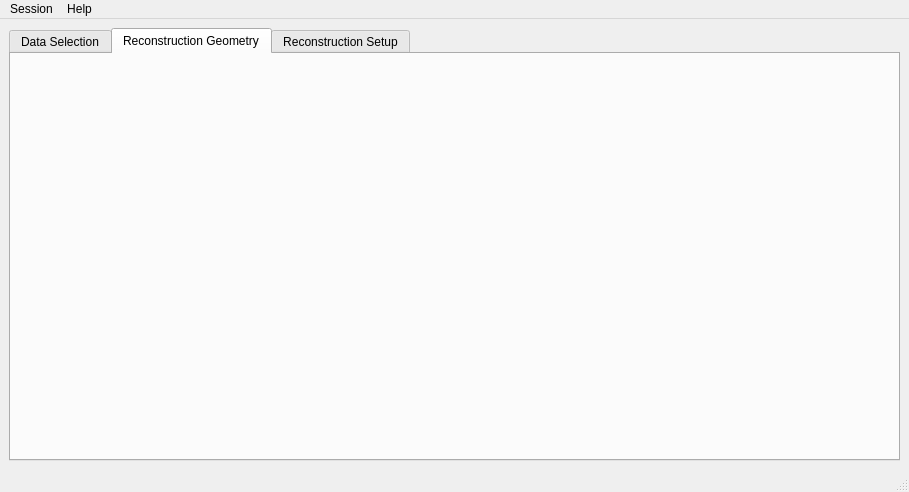
This is src/ui/main_application.ui in ornlneutronimaging/pyMBIR_UI as Qt 5 draws it before an edit. The edited form follows.
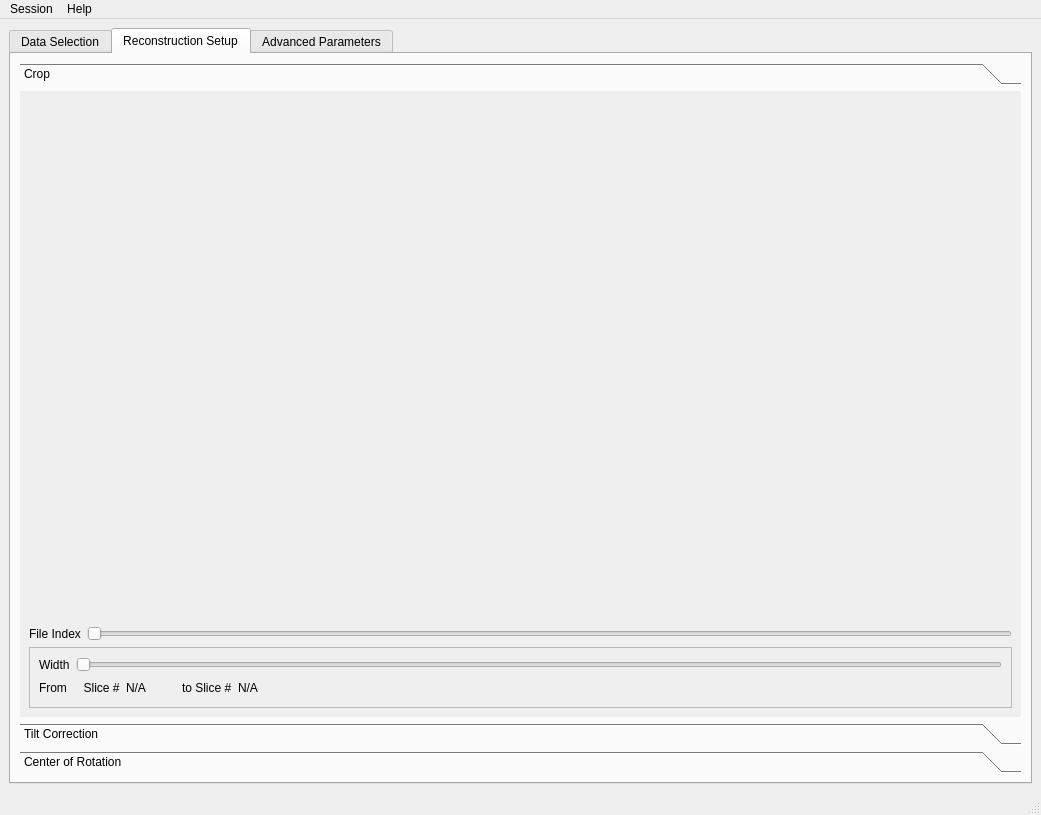
This is the edited form. The open tabs and pages were chosen to show the change. Icons and pictures are not drawn.

The edit to the form file:
```diff
--- a/src/ui/main_application.ui
+++ b/src/ui/main_application.ui
@@ -6,8 +6,8 @@
    <rect>
     <x>0</x>
     <y>0</y>
-    <width>909</width>
-    <height>492</height>
+    <width>1041</width>
+    <height>815</height>
    </rect>
   </property>
   <property name="windowTitle">
@@ -175,13 +175,202 @@
       </widget>
       <widget class="QWidget" name="tab_2">
        <attribute name="title">
-        <string>Reconstruction Geometry</string>
-       </attribute>
-      </widget>
-      <widget class="QWidget" name="tab_3">
-       <attribute name="title">
         <string>Reconstruction Setup</string>
        </attribute>
+       <layout class="QVBoxLayout" name="verticalLayout_6">
+        <item>
+         <widget class="QToolBox" name="toolBox">
+          <property name="currentIndex">
+           <number>0</number>
+          </property>
+          <widget class="QWidget" name="page">
+           <property name="geometry">
+            <rect>
+             <x>0</x>
+             <y>0</y>
+             <width>971</width>
+             <height>589</height>
+            </rect>
+           </property>
+           <attribute name="label">
+            <string>Crop</string>
+           </attribute>
+           <layout class="QVBoxLayout" name="verticalLayout_4">
+            <item>
+             <widget class="QWidget" name="crop_widget" native="true">
+              <property name="sizePolicy">
+               <sizepolicy hsizetype="Preferred" vsizetype="Expanding">
+                <horstretch>0</horstretch>
+                <verstretch>0</verstretch>
+               </sizepolicy>
+              </property>
+             </widget>
+            </item>
+            <item>
+             <layout class="QHBoxLayout" name="horizontalLayout_2">
+              <item>
+               <widget class="QLabel" name="label_5">
+                <property name="text">
+                 <string>File Index</string>
+                </property>
+               </widget>
+              </item>
+              <item>
+               <widget class="QSlider" name="crop_file_index_horizontalSlider">
+                <property name="orientation">
+                 <enum>Qt::Horizontal</enum>
+                </property>
+               </widget>
+              </item>
+             </layout>
+            </item>
+            <item>
+             <widget class="QFrame" name="frame">
+              <property name="frameShape">
+               <enum>QFrame::StyledPanel</enum>
+              </property>
+              <property name="frameShadow">
+               <enum>QFrame::Raised</enum>
+              </property>
+              <layout class="QVBoxLayout" name="verticalLayout_5">
+               <item>
+                <layout class="QHBoxLayout" name="horizontalLayout_3">
+                 <item>
+                  <widget class="QLabel" name="label_6">
+                   <property name="text">
+                    <string>Width</string>
+                   </property>
+                  </widget>
+                 </item>
+                 <item>
+                  <widget class="QSlider" name="crop_width_horizontalSlider">
+                   <property name="orientation">
+                    <enum>Qt::Horizontal</enum>
+                   </property>
+                  </widget>
+                 </item>
+                </layout>
+               </item>
+               <item>
+                <layout class="QHBoxLayout" name="horizontalLayout_4">
+                 <item>
+                  <widget class="QLabel" name="label_7">
+                   <property name="maximumSize">
+                    <size>
+                     <width>100</width>
+                     <height>16777215</height>
+                    </size>
+                   </property>
+                   <property name="text">
+                    <string>From     Slice #</string>
+                   </property>
+                  </widget>
+                 </item>
+                 <item>
+                  <widget class="QLabel" name="crop_from_slice_label">
+                   <property name="minimumSize">
+                    <size>
+                     <width>50</width>
+                     <height>0</height>
+                    </size>
+                   </property>
+                   <property name="maximumSize">
+                    <size>
+                     <width>50</width>
+                     <height>16777215</height>
+                    </size>
+                   </property>
+                   <property name="text">
+                    <string>N/A</string>
+                   </property>
+                  </widget>
+                 </item>
+                 <item>
+                  <widget class="QLabel" name="label_9">
+                   <property name="maximumSize">
+                    <size>
+                     <width>70</width>
+                     <height>16777215</height>
+                    </size>
+                   </property>
+                   <property name="text">
+                    <string>to Slice #</string>
+                   </property>
+                  </widget>
+                 </item>
+                 <item>
+                  <widget class="QLabel" name="crop_to_slice_label">
+                   <property name="minimumSize">
+                    <size>
+                     <width>50</width>
+                     <height>0</height>
+                    </size>
+                   </property>
+                   <property name="maximumSize">
+                    <size>
+                     <width>50</width>
+                     <height>16777215</height>
+                    </size>
+                   </property>
+                   <property name="text">
+                    <string>N/A</string>
+                   </property>
+                  </widget>
+                 </item>
+                 <item>
+                  <spacer name="horizontalSpacer">
+                   <property name="orientation">
+                    <enum>Qt::Horizontal</enum>
+                   </property>
+                   <property name="sizeHint" stdset="0">
+                    <size>
+                     <width>40</width>
+                     <height>20</height>
+                    </size>
+                   </property>
+                  </spacer>
+                 </item>
+                </layout>
+               </item>
+              </layout>
+             </widget>
+            </item>
+           </layout>
+          </widget>
+          <widget class="QWidget" name="page_2">
+           <property name="geometry">
+            <rect>
+             <x>0</x>
+             <y>0</y>
+             <width>1063</width>
+             <height>475</height>
+            </rect>
+           </property>
+           <attribute name="label">
+            <string>Tilt Correction</string>
+           </attribute>
+          </widget>
+          <widget class="QWidget" name="page_3">
+           <property name="geometry">
+            <rect>
+             <x>0</x>
+             <y>0</y>
+             <width>1063</width>
+             <height>475</height>
+            </rect>
+           </property>
+           <attribute name="label">
+            <string>Center of Rotation</string>
+           </attribute>
+          </widget>
+         </widget>
+        </item>
+       </layout>
+      </widget>
+      <widget class="QWidget" name="tab_3">
+       <attribute name="title">
+        <string>Advanced Parameters</string>
+       </attribute>
       </widget>
      </widget>
     </item>
@@ -193,7 +382,7 @@
     <rect>
      <x>0</x>
      <y>0</y>
-     <width>909</width>
+     <width>1041</width>
      <height>24</height>
     </rect>
    </property>
```
Left out of the diff: 86 changed lines with no effect on the pictures.
